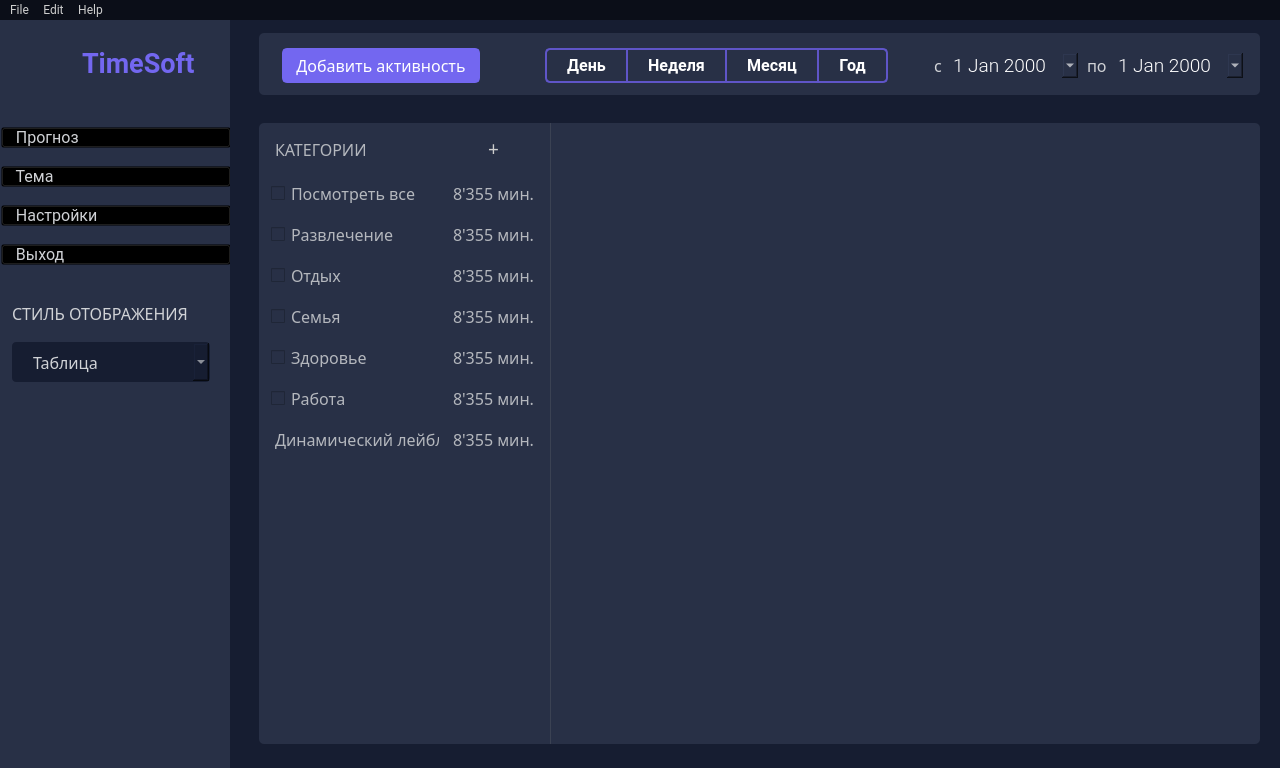
Above: design/mainwindow_d.ui from yurii-bel/project_2021 before the change. Below: the same form after it.
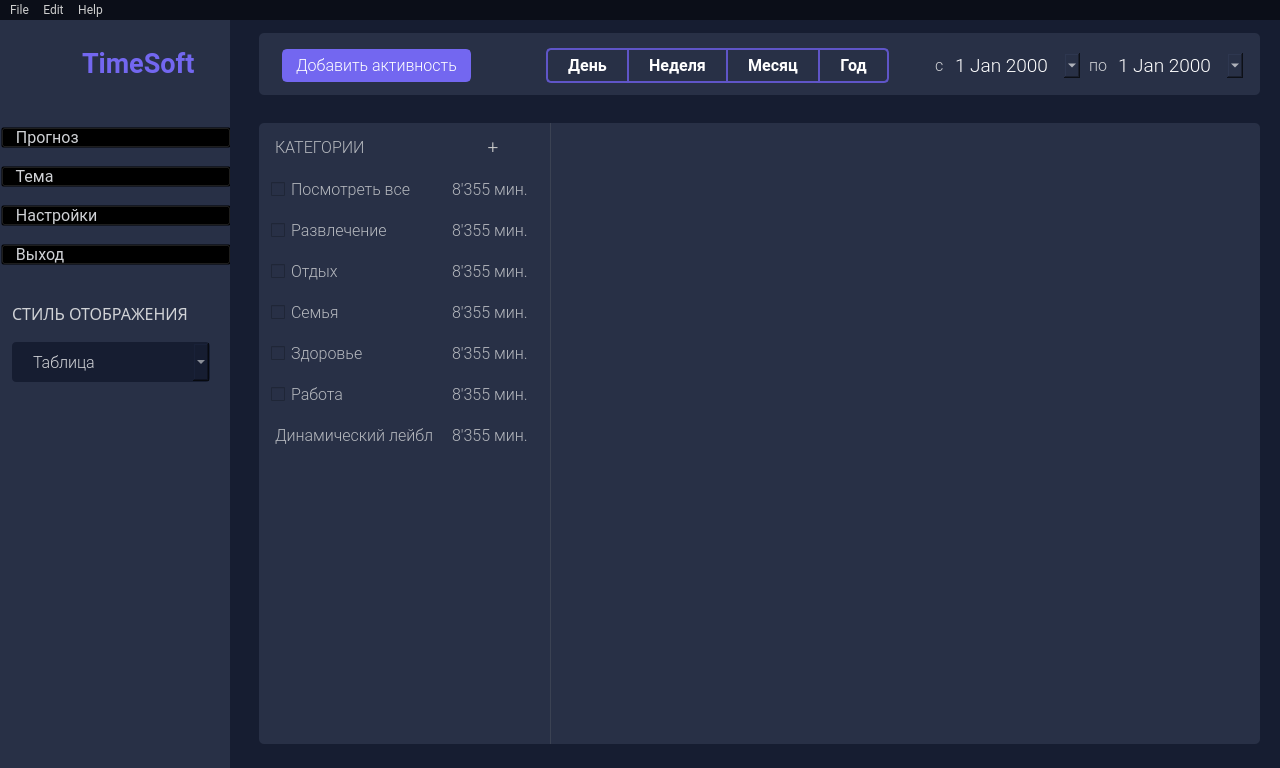
That is the form after the change. Icons and pictures are not drawn.

What changed in the file:
```diff
--- a/design/mainwindow_d.ui
+++ b/design/mainwindow_d.ui
@@ -350,7 +350,7 @@
            </property>
            <property name="font">
             <font>
-             <family>Roboto-Light</family>
+             <family>Roboto Light</family>
              <pointsize>12</pointsize>
             </font>
            </property>
@@ -358,7 +358,7 @@
             <string notr="true">QComboBox {
 background-color: rgb(22, 29, 49);
 color: rgb(208, 210, 214);
-border: 2px solid rgb(0, 0, 0, 0);
+border: 2px solid rgba(0, 0, 0, 0);
 border-radius: 5px;
 padding-left: 20px;
 padding-right: 10px;
@@ -464,7 +464,7 @@
        <widget class="QPushButton" name="mainwindow_btn_nav_add_act">
         <property name="font">
          <font>
-          <family>Roboto-Light</family>
+          <family>Roboto Light</family>
           <pointsize>12</pointsize>
          </font>
         </property>
@@ -711,7 +711,7 @@
        <widget class="QLabel" name="mainwindow_textlbl_s">
         <property name="font">
          <font>
-          <family>Roboto-Light</family>
+          <family>Roboto Light</family>
           <pointsize>12</pointsize>
          </font>
         </property>
@@ -756,7 +756,7 @@
        <widget class="QLabel" name="mainwindow_textlbl_po">
         <property name="font">
          <font>
-          <family>Roboto-Light</family>
+          <family>Roboto Light</family>
           <pointsize>12</pointsize>
          </font>
         </property>
@@ -836,7 +836,7 @@
         </property>
         <property name="font">
          <font>
-          <family>Roboto-Light</family>
+          <family>Roboto Light</family>
           <pointsize>12</pointsize>
           <weight>50</weight>
           <italic>false</italic>
@@ -845,7 +845,7 @@
         </property>
         <property name="styleSheet">
          <string notr="true">color: #B4B7BD;
-border: 2px solid rgb(0, 0, 0, 0);
+border: 2px solid rgba(0, 0, 0, 0);
 margin-top: 2px;</string>
         </property>
         <property name="text">
@@ -866,7 +866,7 @@
         </property>
         <property name="font">
          <font>
-          <family>Roboto-Light</family>
+          <family>Roboto Light</family>
           <pointsize>12</pointsize>
           <weight>50</weight>
           <italic>false</italic>
@@ -876,7 +876,7 @@
         <property name="styleSheet">
          <string notr="true">QLabel {
 color: #B4B7BD;
-border: 2px solid rgb(0, 0, 0, 0) ;
+border: 2px solid rgba(0, 0, 0, 0) ;
 }
 
 QLabel:hover {
@@ -901,14 +901,14 @@
         </property>
         <property name="font">
          <font>
-          <family>Roboto-Light</family>
+          <family>Roboto Light</family>
           <pointsize>12</pointsize>
          </font>
         </property>
         <property name="styleSheet">
          <string notr="true">QLabel {
 color: #B4B7BD;
-border: 2px solid rgb(0, 0, 0, 0) ;
+border: 2px solid rgba(0, 0, 0, 0) ;
 }
 
 QLabel:hover {
@@ -933,7 +933,7 @@
         </property>
         <property name="font">
          <font>
-          <family>Roboto-Light</family>
+          <family>Roboto Light</family>
           <pointsize>12</pointsize>
           <weight>50</weight>
           <italic>false</italic>
@@ -943,7 +943,7 @@
         <property name="styleSheet">
          <string notr="true">QCheckBox {
 color: #B4B7BD;
-border: 2px solid rgb(0, 0, 0, 0) ;
+border: 2px solid rgba(0, 0, 0, 0) ;
 }
 
 QCheckBox:hover {
@@ -968,7 +968,7 @@
         </property>
         <property name="font">
          <font>
-          <family>Roboto-Light</family>
+          <family>Roboto Light</family>
           <pointsize>12</pointsize>
           <weight>50</weight>
           <italic>false</italic>
@@ -978,7 +978,7 @@
         <property name="styleSheet">
          <string notr="true">QCheckBox {
 color: #B4B7BD;
-border: 2px solid rgb(0, 0, 0, 0) ;
+border: 2px solid rgba(0, 0, 0, 0) ;
 }
 
 QCheckBox:hover {
@@ -1003,14 +1003,14 @@
         </property>
         <property name="font">
          <font>
-          <family>Roboto-Light</family>
+          <family>Roboto Light</family>
           <pointsize>12</pointsize>
          </font>
         </property>
         <property name="styleSheet">
          <string notr="true">QLabel {
 color: #B4B7BD;
-border: 2px solid rgb(0, 0, 0, 0) ;
+border: 2px solid rgba(0, 0, 0, 0) ;
 }
 
 QLabel:hover {
@@ -1035,14 +1035,14 @@
         </property>
         <property name="font">
          <font>
-          <family>Roboto-Light</family>
+          <family>Roboto Light</family>
           <pointsize>12</pointsize>
          </font>
         </property>
         <property name="styleSheet">
          <string notr="true">QLabel {
 color: #B4B7BD;
-border: 2px solid rgb(0, 0, 0, 0) ;
+border: 2px solid rgba(0, 0, 0, 0) ;
 }
 
 QLabel:hover {
@@ -1067,7 +1067,7 @@
         </property>
         <property name="font">
          <font>
-          <family>Roboto-Light</family>
+          <family>Roboto Light</family>
           <pointsize>12</pointsize>
           <weight>50</weight>
           <italic>false</italic>
@@ -1077,7 +1077,7 @@
         <property name="styleSheet">
          <string notr="true">QCheckBox {
 color: #B4B7BD;
-border: 2px solid rgb(0, 0, 0, 0) ;
+border: 2px solid rgba(0, 0, 0, 0) ;
 }
 
 QCheckBox:hover {
@@ -1102,7 +1102,7 @@
         </property>
         <property name="font">
          <font>
-          <family>Roboto-Light</family>
+          <family>Roboto Light</family>
           <pointsize>12</pointsize>
           <weight>50</weight>
           <italic>false</italic>
@@ -1112,7 +1112,7 @@
         <property name="styleSheet">
          <string notr="true">QCheckBox {
 color: #B4B7BD;
-border: 2px solid rgb(0, 0, 0, 0) ;
+border: 2px solid rgba(0, 0, 0, 0) ;
 }
 
 QCheckBox:hover {
@@ -1143,7 +1143,7 @@
         </property>
         <property name="font">
          <font>
-          <family>Roboto-Light</family>
+          <family>Roboto Light</family>
           <pointsize>14</pointsize>
           <weight>50</weight>
           <italic>false</italic>
@@ -1186,7 +1186,7 @@
         </property>
         <property name="font">
          <font>
-          <family>Roboto-Light</family>
+          <family>Roboto Light</family>
           <pointsize>12</pointsize>
           <weight>50</weight>
           <italic>false</italic>
@@ -1196,7 +1196,7 @@
         <property name="styleSheet">
          <string notr="true">QCheckBox {
 color: #B4B7BD;
-border: 2px solid rgb(0, 0, 0, 0) ;
+border: 2px solid rgba(0, 0, 0, 0) ;
 }
 
 QCheckBox:hover {
@@ -1221,14 +1221,14 @@
         </property>
         <property name="font">
          <font>
-          <family>Roboto-Light</family>
+          <family>Roboto Light</family>
           <pointsize>12</pointsize>
          </font>
         </property>
         <property name="styleSheet">
          <string notr="true">QLabel {
 color: #B4B7BD;
-border: 2px solid rgb(0, 0, 0, 0) ;
+border: 2px solid rgba(0, 0, 0, 0) ;
 }
 
 QLabel:hover {
@@ -1253,14 +1253,14 @@
         </property>
         <property name="font">
          <font>
-          <family>Roboto-Light</family>
+          <family>Roboto Light</family>
           <pointsize>12</pointsize>
          </font>
         </property>
         <property name="styleSheet">
          <string notr="true">QLabel {
 color: #B4B7BD;
-border: 2px solid rgb(0, 0, 0, 0) ;
+border: 2px solid rgba(0, 0, 0, 0) ;
 }
 
 QLabel:hover {
@@ -1285,14 +1285,14 @@
         </property>
         <property name="font">
          <font>
-          <family>Roboto-Light</family>
+          <family>Roboto Light</family>
           <pointsize>12</pointsize>
          </font>
         </property>
         <property name="styleSheet">
          <string notr="true">QLabel {
 color: #B4B7BD;
-border: 2px solid rgb(0, 0, 0, 0) ;
+border: 2px solid rgba(0, 0, 0, 0) ;
 }
 
 QLabel:hover {
@@ -1317,14 +1317,14 @@
         </property>
         <property name="font">
          <font>
-          <family>Roboto-Light</family>
+          <family>Roboto Light</family>
           <pointsize>12</pointsize>
          </font>
         </property>
         <property name="styleSheet">
          <string notr="true">QLabel {
 color: #B4B7BD;
-border: 2px solid rgb(0, 0, 0, 0) ;
+border: 2px solid rgba(0, 0, 0, 0) ;
 }
 
 QLabel:hover {
@@ -1349,7 +1349,7 @@
         </property>
         <property name="font">
          <font>
-          <family>Roboto-Light</family>
+          <family>Roboto Light</family>
           <pointsize>12</pointsize>
           <weight>50</weight>
           <italic>false</italic>
@@ -1359,7 +1359,7 @@
         <property name="styleSheet">
          <string notr="true">QCheckBox {
 color: #B4B7BD;
-border: 2px solid rgb(0, 0, 0, 0) ;
+border: 2px solid rgba(0, 0, 0, 0) ;
 }
 
 QCheckBox:hover {
```
Left out of the diff: 17 changed lines with no effect on the pictures.
